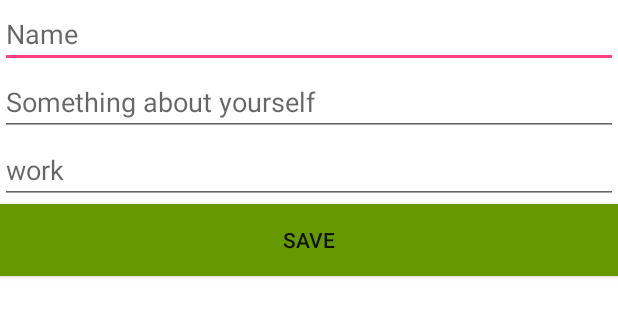
After one commit to Ajit-Kumar-Singh/MeetMyAge, an Android app: the layout fragment_edit_profile.xml on its own in the app's theme, with its tools: preview values and no code run, on a phone screen of 412 x 824 dp. The commit adds this screen. Shown: the top 317 px of the screen. Run offline under Robolectric (Android 15) with nearby library versions, the phone set to English and light mode, and no system bars.

Commit message:
Added Edit and Create profile pages

```diff
--- a/app/build.gradle
+++ b/app/build.gradle
@@ -43,4 +43,6 @@ dependencies {
     compile 'com.squareup.retrofit2:retrofit:2.0.2'
     compile 'com.squareup.retrofit2:converter-gson:2.0.2'
     compile files('libs/mma-domain-1.0.0-SNAPSHOT.jar')
+    compile 'com.jakewharton:butterknife:8.6.0'
+    annotationProcessor 'com.jakewharton:butterknife-compiler:8.6.0'
 }
--- a/app/src/main/java/restinterface/ApiInterface.java
+++ b/app/src/main/java/restinterface/ApiInterface.java
@@ -20,4 +20,7 @@ public interface ApiInterface {
 
     @POST("/profiles")
     Call<Profile> postProfile(@Body ProfilePost profile);
+
+    @POST("/profiles/{id}")
+    Call<Profile> updateProfile(@Path("id") int id ,@Body ProfilePost profile);
 }
--- /dev/null
+++ b/app/src/main/res/layout/fragment_edit_profile.xml
@@ -0,0 +1,47 @@
+<?xml version="1.0" encoding="utf-8"?>
+<FrameLayout xmlns:android="http://schemas.android.com/apk/res/android"
+    xmlns:tools="http://schemas.android.com/tools"
+    android:layout_width="match_parent"
+    android:layout_height="match_parent"
+    tools:context=".pages.EditProfileFragment"
+    android:background="@color/cardview_light_background">
+
+
+    <LinearLayout
+        android:layout_width="match_parent"
+        android:layout_height="match_parent"
+        android:orientation="vertical">
+
+        <EditText
+            android:id="@+id/profileName"
+            android:layout_width="match_parent"
+            android:layout_height="wrap_content"
+            android:ems="10"
+            android:inputType="textPersonName"
+            android:hint="Name"
+            tools:paddingTop="20dp" />
+
+        <EditText
+            android:id="@+id/profileStory"
+            android:layout_width="match_parent"
+            android:layout_height="wrap_content"
+            android:ems="10"
+            android:inputType="textPersonName"
+            android:hint="Something about yourself" />
+
+        <EditText
+            android:id="@+id/profileWork"
+            android:layout_width="match_parent"
+            android:layout_height="wrap_content"
+            android:ems="10"
+            android:inputType="textPersonName"
+            android:hint="work" />
+
+        <Button
+            android:id="@+id/saveProfile"
+            android:layout_width="match_parent"
+            android:layout_height="wrap_content"
+            android:text="Save"
+            android:background="@android:color/holo_green_dark" />
+    </LinearLayout>
+</FrameLayout>
```
Also changed, not shown: app/src/main/java/com/meetmyage/com/meetmyageapp/pages/CreateGroupFragment.java (added, +61 -0 lines), app/src/main/java/com/meetmyage/com/meetmyageapp/pages/EditProfileFragment.java (added, +126 -0 lines), app/src/main/java/com/meetmyage/com/meetmyageapp/pages/EventsDetailsFragment.java (added, +61 -0 lines), app/src/main/java/com/meetmyage/com/meetmyageapp/pages/LoginActivity.java (+11 -8 lines), app/src/main/java/com/meetmyage/com/meetmyageapp/pages/ProfileFragment.java (+28 -16 lines), app/src/main/java/com/meetmyage/com/meetmyageapp/pages/ProfileFragmentHolder.java (added, +92 -0 lines), app/src/main/java/com/meetmyage/com/meetmyageapp/pages/SectionsPagerAdapter.java (added, +36 -0 lines), app/src/main/java/com/meetmyage/com/meetmyageapp/pages/TabbedLayout.java (+20 -95 lines), app/src/main/java/model/ProfilePost.java (+4 -5 lines), app/src/main/java/util/SessionManagementUtil.java (+17 -2 lines), app/src/main/res/layout/activity_tabbedlayout.xml (+15 -1 lines), app/src/main/res/layout/fragment_create_group.xml (added, +14 -0 lines), app/src/main/res/layout/fragment_events_details.xml (added, +14 -0 lines), app/src/main/res/layout/fragment_group_details.xml (added, +14 -0 lines), 2 more files.
